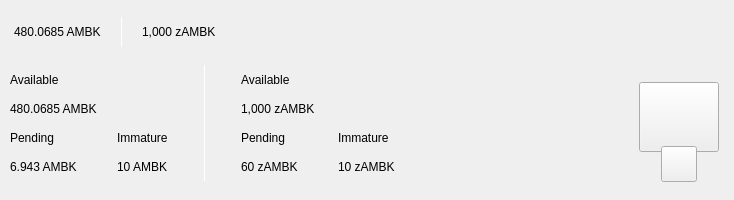
ambankcoin/Core-All-OS, file src/qt/ambankcoin/forms/topbar.ui: the form before one commit.
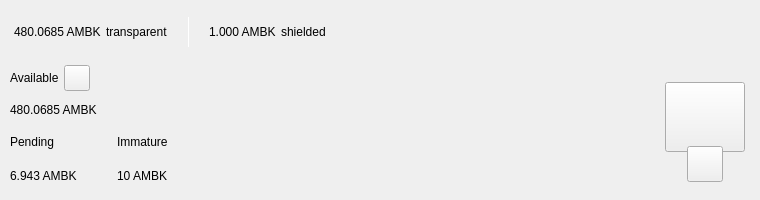
The form after the commit. Custom widgets are drawn as their Qt base class.

```diff
--- a/src/qt/ambankcoin/forms/topbar.ui
+++ b/src/qt/ambankcoin/forms/topbar.ui
@@ -42,7 +42,7 @@
     <number>0</number>
    </property>
    <item>
-    <widget class="PFBorderImage" name="containerTop" native="true">
+    <widget class="PFBorderImage" name="containerTop">
      <layout class="QVBoxLayout" name="verticalLayout_11">
       <property name="spacing">
        <number>0</number>
@@ -93,7 +93,7 @@
            </property>
            <layout class="QHBoxLayout" name="horizontalLayout_5">
             <property name="spacing">
-             <number>0</number>
+             <number>5</number>
             </property>
             <property name="leftMargin">
              <number>0</number>
@@ -119,7 +119,14 @@
                <string notr="true">padding:0px;margin:0px;</string>
               </property>
               <property name="text">
-               <string>480.0685 AMBK</string>
+               <string notr="true">480.0685 AMBK</string>
+              </property>
+             </widget>
+            </item>
+            <item>
+             <widget class="QLabel" name="labelTrans">
+              <property name="text">
+               <string>transparent</string>
               </property>
              </widget>
             </item>
@@ -133,14 +140,14 @@
               </property>
               <property name="sizeHint" stdset="0">
                <size>
-                <width>20</width>
+                <width>15</width>
                 <height>20</height>
                </size>
               </property>
              </spacer>
             </item>
             <item alignment="Qt::AlignVCenter">
-             <widget class="QLabel" name="label_16">
+             <widget class="QLabel" name="typeSpacerTop">
               <property name="minimumSize">
                <size>
                 <width>1</width>
@@ -173,14 +180,14 @@
               </property>
               <property name="sizeHint" stdset="0">
                <size>
-                <width>20</width>
+                <width>15</width>
                 <height>20</height>
                </size>
               </property>
              </spacer>
             </item>
             <item alignment="Qt::AlignTop">
-             <widget class="QLabel" name="labelAmountTopzAmbk">
+             <widget class="QLabel" name="labelAmountTopShieldedAmbk">
               <property name="minimumSize">
                <size>
                 <width>0</width>
@@ -188,7 +195,14 @@
                </size>
               </property>
               <property name="text">
-               <string>1,000 zAMBK</string>
+               <string notr="true">1.000 AMBK</string>
+              </property>
+             </widget>
+            </item>
+            <item>
+             <widget class="QLabel" name="labelShield">
+              <property name="text">
+               <string>shielded</string>
               </property>
              </widget>
             </item>
@@ -263,7 +277,7 @@
             </widget>
            </item>
            <item>
-            <widget class="ExpandableButton" name="pushButtonMint" native="true">
+            <widget class="ExpandableButton" name="pushButtonHDUpgrade" native="true">
              <property name="minimumSize">
               <size>
                <width>36</width>
@@ -302,6 +316,16 @@
              </property>
             </widget>
            </item>
+           <item>
+            <widget class="ExpandableButton" name="pushButtonTor" native="true">
+             <property name="minimumSize">
+              <size>
+               <width>36</width>
+               <height>36</height>
+              </size>
+             </property>
+            </widget>
+           </item>
            <item>
             <widget class="ExpandableButton" name="pushButtonLock" native="true">
              <property name="sizePolicy">
@@ -371,11 +395,6 @@
           <number>10</number>
          </property>
          <item>
-          <layout class="QHBoxLayout" name="horizontalLayout_3">
-           <property name="bottomMargin">
-            <number>9</number>
-           </property>
-           <item>
             <layout class="QVBoxLayout" name="verticalLayout_7">
              <property name="spacing">
               <number>0</number>
@@ -389,6 +408,11 @@
              <item>
               <layout class="QVBoxLayout" name="verticalLayout_2">
                <item>
+              <layout class="QHBoxLayout" name="horizontalLayoutContainerAvailable">
+               <property name="spacing">
+                <number>5</number>
+               </property>
+               <item>
                 <widget class="QLabel" name="labelTitle1">
                  <property name="text">
                   <string>Available</string>
@@ -396,21 +420,105 @@
                 </widget>
                </item>
                <item>
+                <widget class="QPushButton" name="pushButtonBalanceInfo">
+                 <property name="minimumSize">
+                  <size>
+                   <width>26</width>
+                   <height>26</height>
+                  </size>
+                 </property>
+                 <property name="maximumSize">
+                  <size>
+                   <width>26</width>
+                   <height>26</height>
+                  </size>
+                 </property>
+                 <property name="mouseTracking">
+                  <bool>true</bool>
+                 </property>
+                 <property name="focusPolicy">
+                  <enum>Qt::NoFocus</enum>
+                 </property>
+                 <property name="text">
+                  <string notr="true"/>
+                 </property>
+                 <property name="iconSize">
+                  <size>
+                   <width>24</width>
+                   <height>24</height>
+                  </size>
+                 </property>
+                 <property name="shortcut">
+                  <string notr="true"/>
+                 </property>
+                </widget>
+               </item>
+               <item>
+                <spacer name="horizontalSpacer_4">
+                 <property name="orientation">
+                  <enum>Qt::Horizontal</enum>
+                 </property>
+                 <property name="sizeType">
+                  <enum>QSizePolicy::MinimumExpanding</enum>
+                 </property>
+                 <property name="sizeHint" stdset="0">
+                  <size>
+                   <width>20</width>
+                   <height>20</height>
+                  </size>
+                 </property>
+                </spacer>
+               </item>
+              </layout>
+             </item>
+             <item>
                 <widget class="QLabel" name="labelAmountAmbk">
                  <property name="text">
-                  <string>480.0685 AMBK</string>
+                <string notr="true">480.0685 AMBK</string>
                  </property>
                 </widget>
                </item>
               </layout>
              </item>
              <item>
+            <widget class="QWidget" name="container_imm_pend" native="true">
               <layout class="QHBoxLayout" name="horizontalLayout_2">
                <property name="spacing">
                 <number>0</number>
                </property>
-               <item>
+              <property name="leftMargin">
+               <number>0</number>
+              </property>
+              <property name="topMargin">
+               <number>0</number>
+              </property>
+              <property name="rightMargin">
+               <number>0</number>
+              </property>
+              <property name="bottomMargin">
+               <number>0</number>
+              </property>
+              <item alignment="Qt::AlignLeft">
+               <widget class="QWidget" name="container_pending" native="true">
+                <property name="sizePolicy">
+                 <sizepolicy hsizetype="Minimum" vsizetype="Preferred">
+                  <horstretch>0</horstretch>
+                  <verstretch>0</verstretch>
+                 </sizepolicy>
+                </property>
                 <layout class="QVBoxLayout" name="verticalLayout_3">
+                 <property name="leftMargin">
+                  <number>0</number>
+                 </property>
+                 <property name="topMargin">
+                  <number>0</number>
+                 </property>
+                 <property name="rightMargin">
+                  <number>0</number>
+                 </property>
+                 <property name="bottomMargin">
+                  <number>0</number>
+                 </property>
                  <item>
                   <widget class="QLabel" name="labelTitle3">
                    <property name="text">
@@ -421,11 +529,12 @@
                  <item>
                   <widget class="QLabel" name="labelPendingAmbk">
                    <property name="text">
-                    <string>6.943 AMBK</string>
+                    <string notr="true">6.943 AMBK</string>
                    </property>
                   </widget>
                  </item>
                 </layout>
+               </widget>
                </item>
                <item>
                 <spacer name="horizontalSpacer_3">
@@ -443,8 +552,27 @@
                  </property>
                 </spacer>
                </item>
-               <item>
+              <item alignment="Qt::AlignLeft">
+               <widget class="QWidget" name="container_immature" native="true">
+                <property name="sizePolicy">
+                 <sizepolicy hsizetype="Minimum" vsizetype="Preferred">
+                  <horstretch>0</horstretch>
+                  <verstretch>0</verstretch>
+                 </sizepolicy>
+                </property>
                 <layout class="QVBoxLayout" name="verticalLayout_4">
+                 <property name="leftMargin">
+                  <number>0</number>
+                 </property>
+                 <property name="topMargin">
+                  <number>0</number>
+                 </property>
+                 <property name="rightMargin">
+                  <number>0</number>
+                 </property>
+                 <property name="bottomMargin">
+                  <number>0</number>
+                 </property>
                  <item>
                   <widget class="QLabel" name="labelTitle4">
                    <property name="text">
@@ -455,97 +583,18 @@
                  <item>
                   <widget class="QLabel" name="labelImmatureAmbk">
                    <property name="text">
-                    <string>10 AMBK</string>
+                    <string notr="true">10 AMBK</string>
                    </property>
                   </widget>
                  </item>
                 </layout>
-               </item>
-              </layout>
-             </item>
-            </layout>
-           </item>
-           <item>
-            <widget class="QLabel" name="label_9">
-             <property name="minimumSize">
-              <size>
-               <width>1</width>
-               <height>100</height>
-              </size>
-             </property>
-             <property name="maximumSize">
-              <size>
-               <width>1</width>
-               <height>16777215</height>
-              </size>
-             </property>
-             <property name="styleSheet">
-              <string notr="true">background-color:white;
-padding:0px;
-border:none;</string>
-             </property>
-             <property name="text">
-              <string/>
-             </property>
             </widget>
            </item>
            <item>
-            <layout class="QVBoxLayout" name="verticalLayout_8">
-             <property name="spacing">
-              <number>0</number>
-             </property>
-             <property name="leftMargin">
-              <number>30</number>
-             </property>
-             <item>
-              <layout class="QVBoxLayout" name="verticalLayout">
-               <item>
-                <widget class="QLabel" name="labelTitle2">
-                 <property name="text">
-                  <string>Available</string>
-                 </property>
-                </widget>
-               </item>
-               <item>
-                <widget class="QLabel" name="labelAmountzAmbk">
-                 <property name="text">
-                  <string>1,000 zAMBK</string>
-                 </property>
-                </widget>
-               </item>
-              </layout>
-             </item>
-             <item>
-              <layout class="QHBoxLayout" name="horizontalLayout">
-               <property name="spacing">
-                <number>0</number>
-               </property>
-               <item>
-                <layout class="QVBoxLayout" name="verticalLayout_5">
-                 <item>
-                  <widget class="QLabel" name="labelTitle5">
-                   <property name="text">
-                    <string>Pending</string>
-                   </property>
-                  </widget>
-                 </item>
-                 <item>
-                  <widget class="QLabel" name="labelPendingzAmbk">
-                   <property name="text">
-                    <string>60 zAMBK</string>
-                   </property>
-                  </widget>
-                 </item>
-                </layout>
-               </item>
-               <item>
-                <spacer name="horizontalSpacer_4">
+               <spacer name="horizontalSpacer_5">
                  <property name="orientation">
                   <enum>Qt::Horizontal</enum>
                  </property>
-                 <property name="sizeType">
-                  <enum>QSizePolicy::Fixed</enum>
-                 </property>
                  <property name="sizeHint" stdset="0">
                   <size>
                    <width>40</width>
@@ -554,27 +603,8 @@
                  </property>
                 </spacer>
                </item>
-               <item>
-                <layout class="QVBoxLayout" name="verticalLayout_6">
-                 <item>
-                  <widget class="QLabel" name="labelTitle6">
-                   <property name="text">
-                    <string>Immature</string>
-                   </property>
-                  </widget>
-                 </item>
-                 <item>
-                  <widget class="QLabel" name="labelImmaturezAmbk">
-                   <property name="text">
-                    <string>10 zAMBK</string>
-                   </property>
-                  </widget>
-                 </item>
-                </layout>
-               </item>
-              </layout>
-             </item>
-            </layout>
+             </layout>
+            </widget>
            </item>
           </layout>
          </item>
```
Lines whose indentation alone changed are shown as unchanged.
